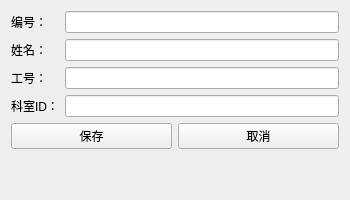
This is Lab4/doctoreditview.ui in Kkinili/test_github as Qt 5 draws it before an edit. The edited form follows.
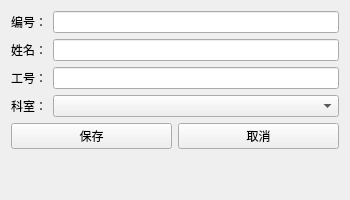
This is the edited form.

```diff
--- a/Lab4/doctoreditview.ui
+++ b/Lab4/doctoreditview.ui
@@ -47,12 +47,12 @@
    <item row="3" column="0">
     <widget class="QLabel" name="labelDepartmentId">
      <property name="text">
-      <string>科室ID：</string>
+      <string>科室：</string>
      </property>
     </widget>
    </item>
    <item row="3" column="1">
-    <widget class="QLineEdit" name="dbEditDepartmentId"/>
+    <widget class="QComboBox" name="dbComboDepartment"/>
    </item>
    <item row="4" column="0" colspan="2">
     <layout class="QHBoxLayout" name="horizontalLayout">
```
Left out of the diff: 2 changed lines with no effect on the pictures.
